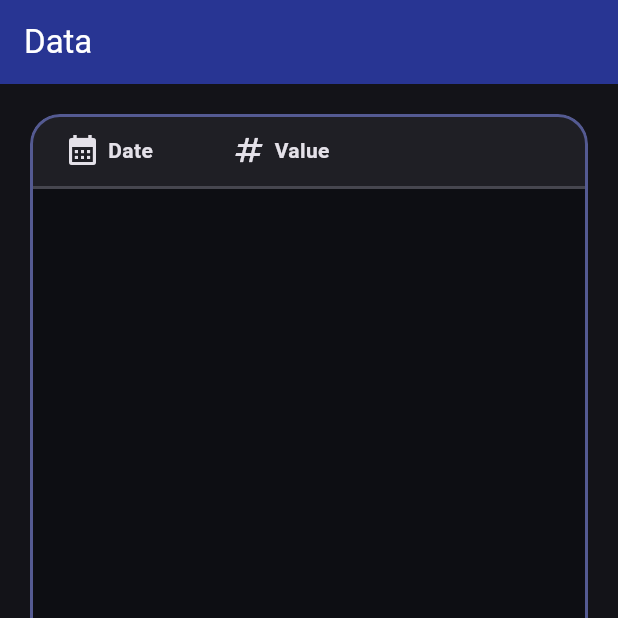
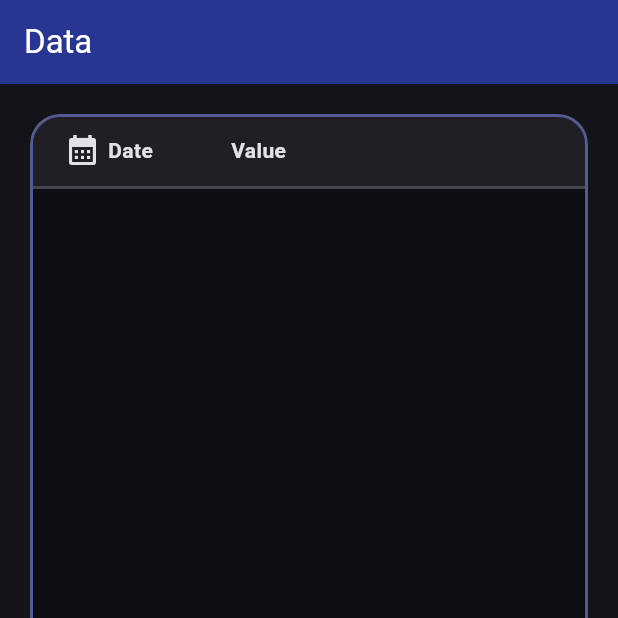
Before and after one commit to SophieSilver/SimpleTracker, a Flutter app: the screen it shows after launch, item 2 of the bottom bar chosen, on a phone screen of 412 x 824 dp, the top half of it. Run offline on Flutter 3.47's test engine with Material 3 defaults, Android fonts, the phone set to English and light mode, and no system bars; our stand-ins replace flutter_hooks, flutter_riverpod, freezed_annotation, functional_widget_annotation, hooks_riverpod, logger and 2 more; accounts and stored records are empty; generated files the repository leaves out were written again.

Commit message:
feat: made the value not have an icon as I think it looks better

```diff
--- a/lib/widgets/data_page/stat_list.dart
+++ b/lib/widgets/data_page/stat_list.dart
@@ -126,22 +126,16 @@ Widget _statListHeader(BuildContext context) {
             ),
           ),
         ),
-        Expanded(
+        const Expanded(
           flex: 3,
           child: Padding(
-            padding: const EdgeInsets.symmetric(
+            padding: EdgeInsets.symmetric(
               vertical: 12.0,
               horizontal: 10.0,
             ),
-            child: Row(
-              children: [
-                Icon(Icons.numbers, color: theme.textTheme.bodyMedium?.color),
-                const SizedBox(width: 5.0),
-                const Text(
-                  "Value",
-                  style: TextStyle(fontWeight: FontWeight.bold),
-                ),
-              ],
+            child: Text(
+              "Value",
+              style: TextStyle(fontWeight: FontWeight.bold),
             ),
           ),
         ),
```
